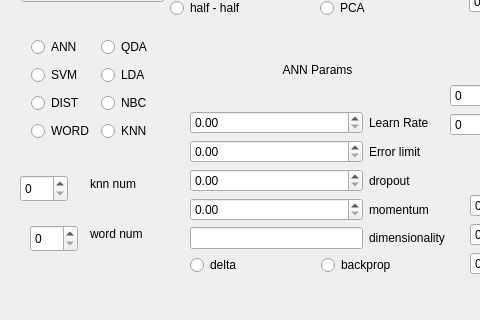
ArtfulVampire/SecondGUIrepo, file net.ui: the form before one commit; both pictures show x 0 to 480 and y 195 to 515 of the 689 by 515 pixel window.
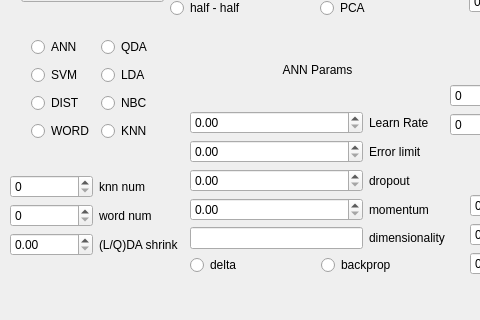
The form after the commit.

The edit to the form file:
```diff
--- a/net.ui
+++ b/net.ui
@@ -477,51 +477,47 @@
     </item>
    </layout>
   </widget>
-  <widget class="QSpinBox" name="knnNumOfNearSpinBox">
+  <widget class="QWidget" name="">
    <property name="geometry">
     <rect>
-     <x>20</x>
+     <x>10</x>
      <y>370</y>
-     <width>48</width>
-     <height>27</height>
+     <width>171</width>
+     <height>81</height>
     </rect>
    </property>
-  </widget>
+   <layout class="QGridLayout" name="gridLayout_7">
+    <item row="0" column="0">
+     <widget class="QSpinBox" name="knnNumOfNearSpinBox"/>
+    </item>
+    <item row="0" column="1">
   <widget class="QLabel" name="label_7">
-   <property name="geometry">
-    <rect>
-     <x>90</x>
-     <y>370</y>
-     <width>61</width>
-     <height>17</height>
-    </rect>
-   </property>
    <property name="text">
     <string>knn num</string>
    </property>
   </widget>
+    </item>
+    <item row="1" column="0">
+     <widget class="QSpinBox" name="wordNumOfClustSpinBox"/>
+    </item>
+    <item row="1" column="1">
   <widget class="QLabel" name="label_8">
-   <property name="geometry">
-    <rect>
-     <x>90</x>
-     <y>420</y>
-     <width>61</width>
-     <height>17</height>
-    </rect>
-   </property>
    <property name="text">
     <string>word num</string>
    </property>
   </widget>
-  <widget class="QSpinBox" name="wordNumOfClustSpinBox">
-   <property name="geometry">
-    <rect>
-     <x>30</x>
-     <y>420</y>
-     <width>48</width>
-     <height>27</height>
-    </rect>
-   </property>
+    </item>
+    <item row="2" column="0">
+     <widget class="QDoubleSpinBox" name="shrinkageSpinBox"/>
+    </item>
+    <item row="2" column="1">
+     <widget class="QLabel" name="label_9">
+      <property name="text">
+       <string>(L/Q)DA shrink</string>
+      </property>
+     </widget>
+    </item>
+   </layout>
   </widget>
  </widget>
  <resources/>
```
Lines whose indentation alone changed are shown as unchanged.
